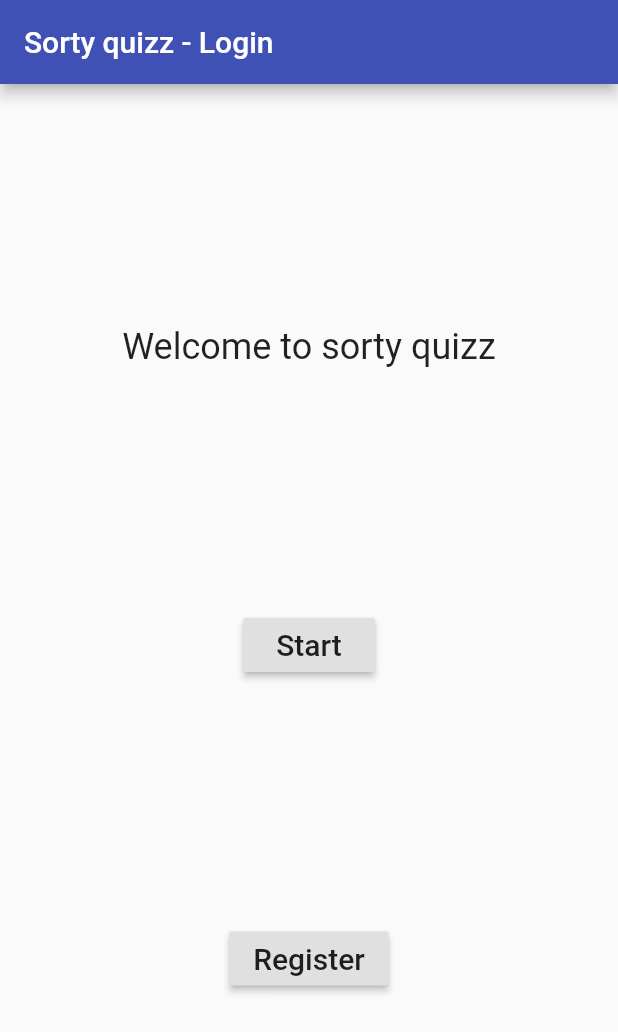
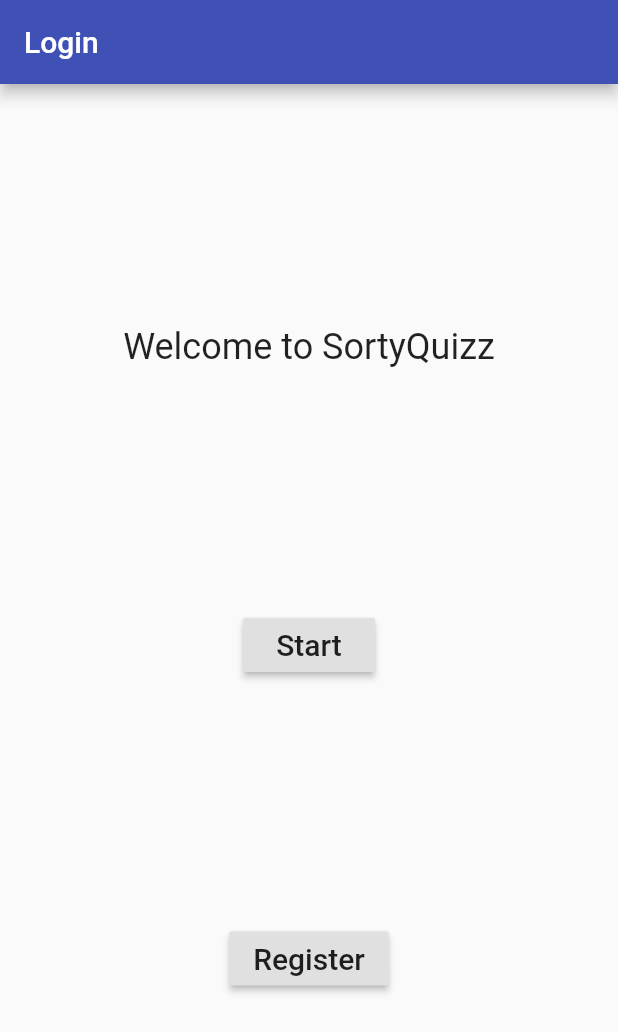
Before and after one commit to merlinofcha0s/sortyquizz-app, a Flutter app: the screen it shows after launch, on a phone screen of 412 x 824 dp. Shown: the top 1032 px of the screen. Run offline on Flutter 3.47's test engine with Material 2 defaults, Android fonts, the phone set to English and light mode, and no system bars; our stand-ins replace rxdart; missing offline and left inert: dart_json_mapper.

Commit message:
- Add I18N capabilities of the app - I18N for register and main widget
#4gna3y

```diff
--- a/lib/app.dart
+++ b/lib/app.dart
@@ -1,14 +1,12 @@
-import 'dart:developer';
-import 'dart:io';
-
-import 'package:SortyQuizz/environement.dart';
 import 'package:SortyQuizz/routes.dart';
 import 'package:SortyQuizz/ui/account/register/RegisterScreen.dart';
 import 'package:flutter/cupertino.dart';
 import 'package:flutter/material.dart';
+import 'package:flutter_localizations/flutter_localizations.dart';
 
 import 'bloc/bloc_provider.dart';
 import 'bloc/register_bloc.dart';
+import 'generated/l10n.dart';
 import 'ui/main/login_screen.dart';
 import 'ui/quizz/quizz_screen.dart';
 
@@ -19,13 +17,13 @@ class SortyQuizzApp extends StatelessWidget {
   @override
   Widget build(BuildContext context) {
     return MaterialApp(
-      title: 'Sorty quizz',
+      title: 'Sorty Quizz',
       theme: ThemeData(
         primarySwatch: Colors.indigo,
       ),
       routes: {
         QuizzRoutes.home: (context) {
-          return LoginPage(title: 'Sorty quizz - Login');
+          return LoginPage();
         },
         QuizzRoutes.quizz: (context) {
           return QuizzScreen();
@@ -35,6 +33,13 @@ class SortyQuizzApp extends StatelessWidget {
               bloc: RegisterBloc(), child: RegisterScreen());
         }
       },
+        localizationsDelegates: [
+          S.delegate,
+          GlobalMaterialLocalizations.delegate,
+          GlobalWidgetsLocalizations.delegate,
+          GlobalCupertinoLocalizations.delegate,
+        ],
+        supportedLocales: S.delegate.supportedLocales
     );
   }
 }
--- a/lib/bloc/register_bloc.dart
+++ b/lib/bloc/register_bloc.dart
@@ -59,6 +59,10 @@ class RegisterBloc extends Bloc with ValidatorMixin {
       termsAndConditionsStream,
       (l, e, p, cp, tc) => true);
 
+  static final String passwordNotIdenticalKey = 'error.passwordnotidentical';
+  static final String loginExistKey = 'error.userexists';
+  static final String emailExistKey = 'error.emailexists';
+
   RegisterBloc() {
     _isLoading.sink.add(false);
   }
@@ -75,7 +79,7 @@ class RegisterBloc extends Bloc with ValidatorMixin {
 
     if (password.compareTo(confirmPassword) != 0) {
       validationOk = false;
-      _generalValidation.addError('The passwords are not identical');
+      _generalValidation.addError(passwordNotIdenticalKey);
     } else {
       validationOk = true;
       _generalValidation.add(true);
@@ -104,5 +108,6 @@ class RegisterBloc extends Bloc with ValidatorMixin {
         _termsAndConditions.close();
         _generalValidation.close();
         _successRegister.close();
+        _isLoading.close();
       };
 }
--- /dev/null
+++ b/lib/l10n/intl_fr.arb
@@ -0,0 +1,5 @@
+{
+  "pageLoginBar": "Se connecter",
+  "pageLoginTitle": "Bienvenue sur SortyQuizz",
+  "pageLoginRegisterButton": "Créer un compte"
+}
--- a/lib/ui/main/login_screen.dart
+++ b/lib/ui/main/login_screen.dart
@@ -1,24 +1,23 @@
+import 'package:SortyQuizz/generated/l10n.dart';
 import 'package:SortyQuizz/routes.dart';
 import 'package:flutter/cupertino.dart';
 import 'package:flutter/material.dart';
 
 class LoginPage extends StatelessWidget {
-  LoginPage({Key key, this.title}) : super(key: key);
-
-  final String title;
+  LoginPage({Key key}) : super(key: key);
 
   @override
   Widget build(BuildContext context) {
     return Scaffold(
         appBar: AppBar(
-          title: Text(title),
+          title: Text(S.of(context).pageLoginBar),
         ),
         body: Center(
           child: Column(
             mainAxisAlignment: MainAxisAlignment.spaceEvenly,
             children: <Widget>[
               Text(
-                'Welcome to sorty quizz',
+                S.of(context).pageLoginTitle,
                 style: Theme.of(context).textTheme.headline,
               ),
               RaisedButton(
@@ -31,7 +30,7 @@ class LoginPage extends StatelessWidget {
                 onPressed: () {
                   Navigator.pushNamed(context, QuizzRoutes.register);
                 },
-                child: const Text('Register', style: TextStyle(fontSize: 20)),
+                child: Text(S.of(context).pageLoginRegisterButton, style: TextStyle(fontSize: 20)),
               ),
             ],
           ),
```
Also changed, not shown: lib/l10n/intl_en.arb (added, +20 -0 lines), lib/ui/account/register/RegisterScreen.dart (+33 -16 lines), pubspec.yaml (+7 -0 lines), lib/generated/intl/messages_all.dart (added), lib/generated/intl/messages_en.dart (added), lib/generated/intl/messages_fr.dart (added), lib/generated/l10n.dart (added), pubspec.lock.
